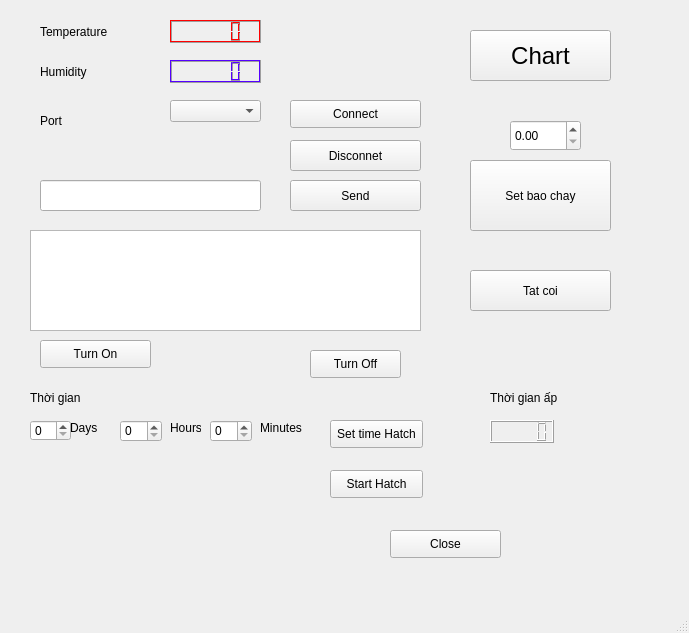
The window that QT code/mainwindow.ui (tuanpd205459/HardwareInterfaceProgrammingQt) describes before a commit, drawn with Qt 5.
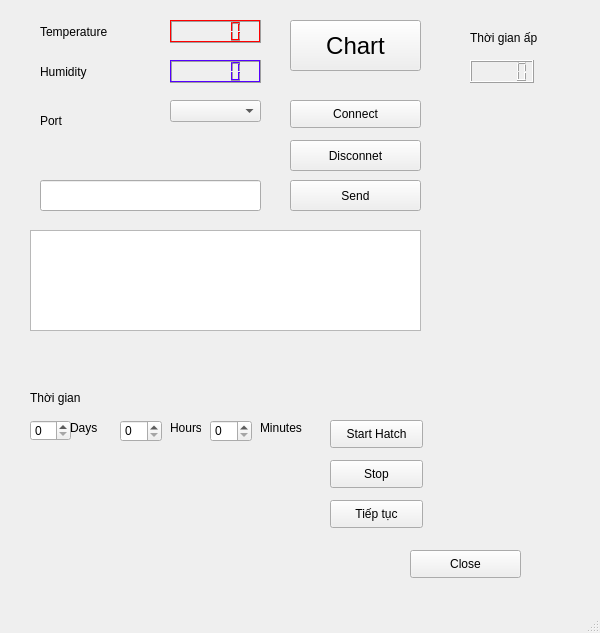
The same window after the commit.

```diff
--- a/QT code/mainwindow.ui
+++ b/QT code/mainwindow.ui
@@ -6,7 +6,7 @@
    <rect>
     <x>0</x>
     <y>0</y>
-    <width>689</width>
+    <width>600</width>
     <height>633</height>
    </rect>
   </property>
@@ -551,37 +551,11 @@
      </rect>
     </property>
    </widget>
-   <widget class="QPushButton" name="pushButtonTurnOff">
-    <property name="geometry">
-     <rect>
-      <x>310</x>
-      <y>350</y>
-      <width>91</width>
-      <height>28</height>
-     </rect>
-    </property>
-    <property name="text">
-     <string>Turn Off</string>
-    </property>
-   </widget>
-   <widget class="QPushButton" name="pushButtonTurnOn">
-    <property name="geometry">
-     <rect>
-      <x>40</x>
-      <y>340</y>
-      <width>111</width>
-      <height>28</height>
-     </rect>
-    </property>
-    <property name="text">
-     <string>Turn On</string>
-    </property>
-   </widget>
    <widget class="QPushButton" name="pushButton">
     <property name="geometry">
      <rect>
-      <x>390</x>
-      <y>530</y>
+      <x>410</x>
+      <y>550</y>
       <width>111</width>
       <height>28</height>
      </rect>
@@ -590,48 +564,12 @@
      <string>Close</string>
     </property>
    </widget>
-   <widget class="QDoubleSpinBox" name="doubleSpinBoxTemperature">
-    <property name="geometry">
-     <rect>
-      <x>510</x>
-      <y>120</y>
-      <width>71</width>
-      <height>31</height>
-     </rect>
-    </property>
-   </widget>
-   <widget class="QPushButton" name="pushButtonSet">
-    <property name="geometry">
-     <rect>
-      <x>470</x>
-      <y>160</y>
-      <width>141</width>
-      <height>71</height>
-     </rect>
-    </property>
-    <property name="text">
-     <string>Set bao chay</string>
-    </property>
-   </widget>
-   <widget class="QPushButton" name="pushButtonTurnOffSpeaker">
-    <property name="geometry">
-     <rect>
-      <x>470</x>
-      <y>270</y>
-      <width>141</width>
-      <height>41</height>
-     </rect>
-    </property>
-    <property name="text">
-     <string>Tat coi</string>
-    </property>
-   </widget>
    <widget class="QPushButton" name="pushButtonShowChart">
     <property name="geometry">
      <rect>
-      <x>470</x>
-      <y>30</y>
-      <width>141</width>
+      <x>290</x>
+      <y>20</y>
+      <width>131</width>
       <height>51</height>
      </rect>
     </property>
@@ -741,7 +679,7 @@
     <property name="geometry">
      <rect>
       <x>330</x>
-      <y>470</y>
+      <y>420</y>
       <width>93</width>
       <height>28</height>
      </rect>
@@ -753,8 +691,8 @@
    <widget class="QLCDNumber" name="lcdNumber">
     <property name="geometry">
      <rect>
-      <x>490</x>
-      <y>420</y>
+      <x>470</x>
+      <y>60</y>
       <width>64</width>
       <height>23</height>
      </rect>
@@ -764,20 +702,20 @@
     <property name="geometry">
      <rect>
       <x>330</x>
-      <y>420</y>
+      <y>460</y>
       <width>93</width>
       <height>28</height>
      </rect>
     </property>
     <property name="text">
-     <string>Set time Hatch</string>
+     <string>Stop</string>
     </property>
    </widget>
    <widget class="QLabel" name="label_5">
     <property name="geometry">
      <rect>
-      <x>490</x>
-      <y>390</y>
+      <x>470</x>
+      <y>30</y>
       <width>101</width>
       <height>16</height>
      </rect>
@@ -786,6 +724,19 @@
      <string>Thời gian ấp</string>
     </property>
    </widget>
+   <widget class="QPushButton" name="pushButtonContinue">
+    <property name="geometry">
+     <rect>
+      <x>330</x>
+      <y>500</y>
+      <width>93</width>
+      <height>28</height>
+     </rect>
+    </property>
+    <property name="text">
+     <string>Tiếp tục</string>
+    </property>
+   </widget>
   </widget>
   <widget class="QMenuBar" name="menubar">
    <property name="geometry">
```
Left out of the diff: 2 changed lines with no effect on the pictures.
